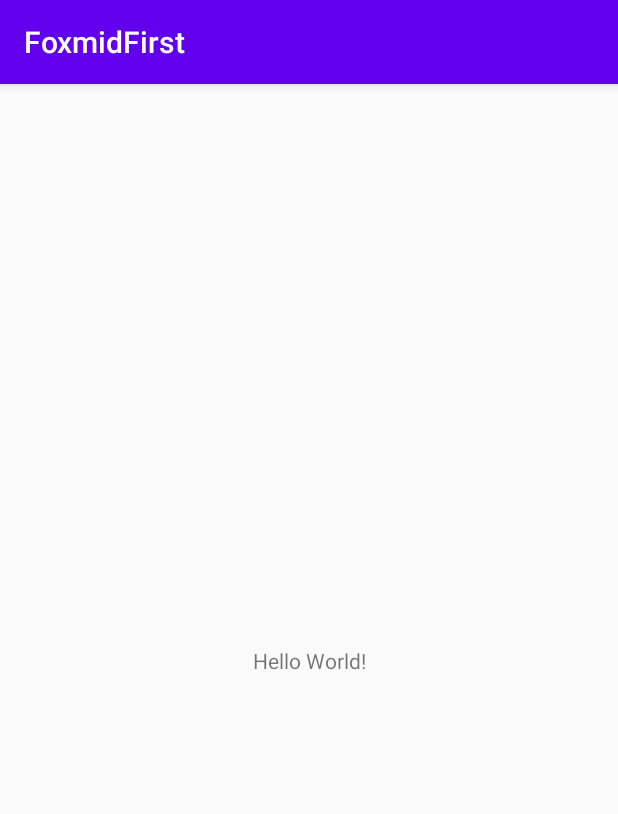
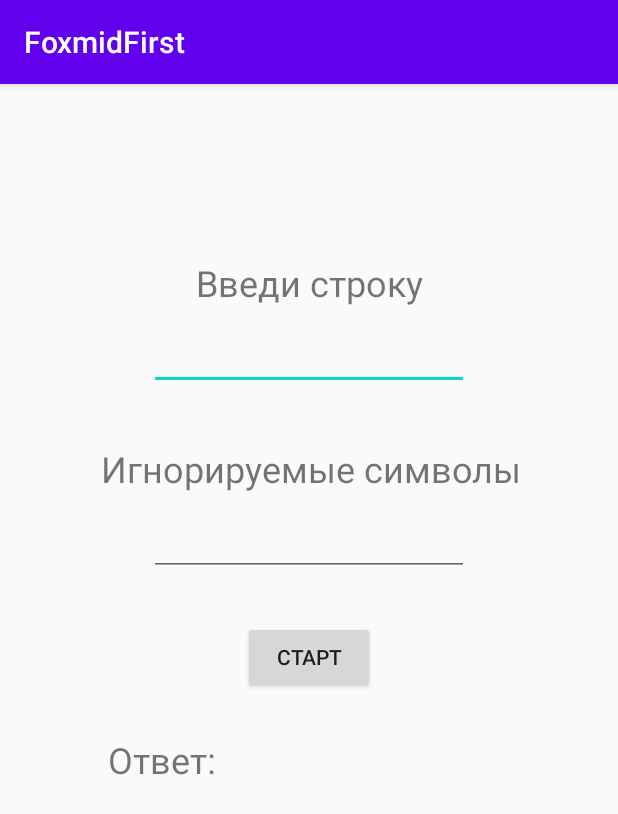
Before and after one commit to Trofan-code/AnagramsUnitUItests, an Android app: the screen it shows after launch (MainActivity), on a phone screen of 412 x 824 dp. Shown: the top 814 px of the screen. Run offline under Robolectric (Android 15) with nearby library versions, the phone set to English and light mode, and no system bars.

Commit message:
there is 3 tasks done some problems with last task.

```diff
--- a/app/src/main/java/com/example/foxmidfirst/MainActivity.java
+++ b/app/src/main/java/com/example/foxmidfirst/MainActivity.java
@@ -2,14 +2,81 @@ package com.example.foxmidfirst;
 
 import androidx.appcompat.app.AppCompatActivity;
 
+import android.content.Intent;
 import android.os.Bundle;
+import android.util.Log;
+import android.view.View;
+import android.widget.Button;
+import android.widget.EditText;
+import android.widget.TextView;
+
+import java.util.ArrayList;
 
 public class MainActivity extends AppCompatActivity {
+
+    private EditText editTextUserString;
+    private EditText editTextUserSymbolExclude;
+    private TextView textViewAnswer;
+    private Button btnStart;
+    private String userString;
+    private StringBuilder strBuilderUserString = new StringBuilder();
+    private String userSymbolExclude ;
+    String s;
 
     @Override
     protected void onCreate(Bundle savedInstanceState) {
         super.onCreate(savedInstanceState);
         setContentView(R.layout.activity_main);
-        String s =" ";
+        init();
+        Log.d("MyLog", "tttttt="+textViewAnswer);
+        btnStart.setOnClickListener(new View.OnClickListener() {
+            @Override
+            public void onClick(View v) {
+                userString = editTextUserString.getText().toString();
+                strBuilderUserString.append(userString);
+                strBuilderUserString = strBuilderUserString.reverse();
+                userSymbolExclude=editTextUserSymbolExclude.getText().toString();
+                textViewAnswer.setText(algorithmFunc(strBuilderUserString,userSymbolExclude));
+                Log.d("MyLog", "tttttt2222222="+textViewAnswer);
+            }
+        });
+
     }
+
+    private void init(){
+        editTextUserString = findViewById(R.id.edText1);
+        editTextUserSymbolExclude = findViewById(R.id.edText2);
+        textViewAnswer = findViewById(R.id.textView4);
+        btnStart = findViewById(R.id.button1);
+        userString = editTextUserString.getText().toString();
+        strBuilderUserString.append(userString);
+        strBuilderUserString = strBuilderUserString.reverse();
+        userSymbolExclude=editTextUserSymbolExclude.getText().toString();
+    }
+
+    private String algorithmFunc(StringBuilder userString,String userSymbolExclude){
+
+        StringBuilder sb = new StringBuilder(userString);
+
+        sb.append(userSymbolExclude);
+        /*for(int i = 0;i<userSymbolExclude.length();i++){
+            for (int j = 0; j< userString.length();j++){
+                if(userSymbolExclude.charAt(i)<userString.charAt(j)){
+                    userString.deleteCharAt(i);
+                }
+            }
+        }*/
+        return userString.toString();
+
+
+
+
+    }
+
+
+
+
+
+
+
 }
--- a/app/src/main/res/layout/activity_main.xml
+++ b/app/src/main/res/layout/activity_main.xml
@@ -7,12 +7,84 @@
     tools:context=".MainActivity">
 
     <TextView
+        android:id="@+id/textView3"
         android:layout_width="wrap_content"
         android:layout_height="wrap_content"
-        android:text="Hello World!"
-        app:layout_constraintBottom_toBottomOf="parent"
+        android:layout_marginTop="28dp"
+        android:layout_marginEnd="268dp"
+        android:layout_marginRight="268dp"
+        android:text="@string/txtViev3"
+        android:textSize="24sp"
+        app:layout_constraintEnd_toEndOf="parent"
+        app:layout_constraintLeft_toLeftOf="parent"
+        app:layout_constraintTop_toBottomOf="@+id/button1" />
+
+    <TextView
+        android:id="@+id/textView1"
+        android:layout_width="wrap_content"
+        android:layout_height="wrap_content"
+        android:layout_marginTop="116dp"
+        android:text="@string/txtViev1"
+        android:textSize="24sp"
         app:layout_constraintLeft_toLeftOf="parent"
         app:layout_constraintRight_toRightOf="parent"
         app:layout_constraintTop_toTopOf="parent" />
 
+    <TextView
+        android:id="@+id/textView2"
+        android:layout_width="wrap_content"
+        android:layout_height="wrap_content"
+        android:layout_marginTop="36dp"
+        android:layout_marginEnd="64dp"
+        android:layout_marginRight="64dp"
+        android:text="@string/txtViev2"
+        android:textSize="24sp"
+        app:layout_constraintEnd_toEndOf="parent"
+        app:layout_constraintLeft_toLeftOf="parent"
+        app:layout_constraintTop_toBottomOf="@+id/edText1" />
+
+    <EditText
+        android:id="@+id/edText1"
+        android:layout_width="wrap_content"
+        android:layout_height="wrap_content"
+        android:layout_marginTop="10dp"
+        android:ems="10"
+        android:inputType="textPersonName"
+        app:layout_constraintEnd_toEndOf="parent"
+        app:layout_constraintStart_toStartOf="parent"
+        app:layout_constraintTop_toBottomOf="@+id/textView1" />
+
+    <EditText
+        android:id="@+id/edText2"
+        android:layout_width="wrap_content"
+        android:layout_height="wrap_content"
+        android:layout_marginTop="10dp"
+        android:ems="10"
+        android:inputType="textPersonName"
+        app:layout_constraintEnd_toEndOf="@+id/edText1"
+        app:layout_constraintHorizontal_bias="1.0"
+        app:layout_constraintStart_toStartOf="parent"
+        app:layout_constraintTop_toBottomOf="@+id/textView2" />
+
+    <Button
+        android:id="@+id/button1"
+        android:layout_width="wrap_content"
+        android:layout_height="wrap_content"
+        android:layout_marginTop="30dp"
+        android:text="@string/btn1"
+        app:layout_constraintEnd_toEndOf="parent"
+        app:layout_constraintStart_toStartOf="parent"
+        app:layout_constraintTop_toBottomOf="@+id/edText2" />
+
+    <TextView
+        android:id="@+id/textView4"
+        android:layout_width="0dp"
+        android:layout_height="wrap_content"
+        android:textSize="24sp"
+        app:layout_constraintBottom_toBottomOf="parent"
+        app:layout_constraintEnd_toEndOf="@+id/textView2"
+        app:layout_constraintHorizontal_bias="0.562"
+        app:layout_constraintStart_toStartOf="parent"
+        app:layout_constraintTop_toBottomOf="@+id/textView3" />
+
 </androidx.constraintlayout.widget.ConstraintLayout>
--- a/app/src/main/res/values/strings.xml
+++ b/app/src/main/res/values/strings.xml
@@ -1,3 +1,8 @@
 <resources>
     <string name="app_name">FoxmidFirst</string>
+    <string name="txtViev1">Введи строку</string>
+    <string name="txtViev2">Игнорируемые символы</string>
+    <string name="btn1">Старт</string>
+    <string name="txtViev3">Ответ: </string>
+    <string name="btn2">Очистить</string>
 </resources>
```
